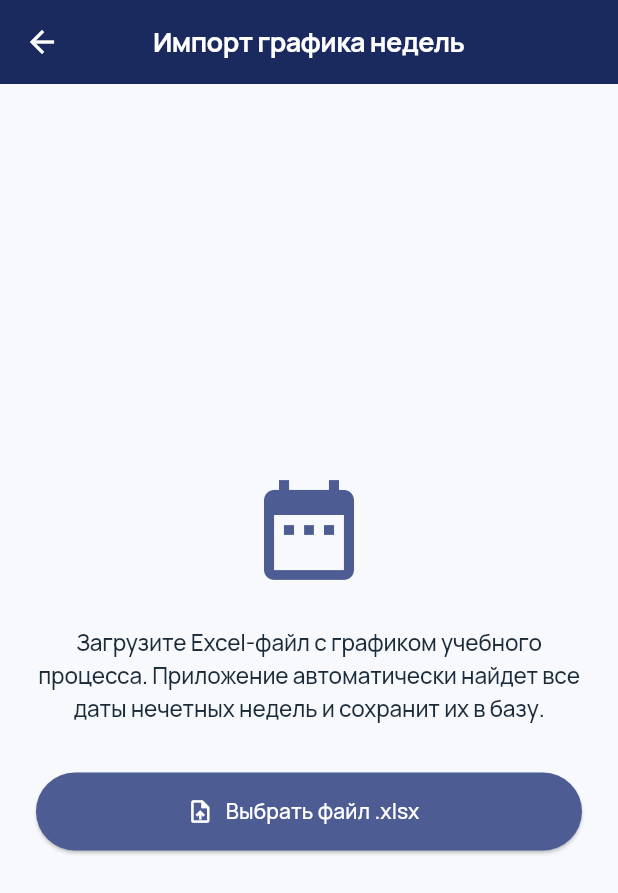
After one commit to iphone007156/campus_imi, a Flutter app: the AdminImportCalendarScreen screen opened directly, after a tap on "Выбрать файл .xlsx", on a phone screen of 412 x 824 dp. The commit adds this screen. Shown: the top 893 px of the screen. Run offline on Flutter 3.47's test engine with Material 3 defaults, Android fonts, the phone set to English and light mode, and no system bars; our stand-ins replace cloud_firestore, file_picker, firebase_auth, firebase_core, flutter_local_notifications, flutter_svg and 9 more; missing offline and left inert: excel, onesignal_flutter; accounts and stored records are empty; project files that could hold a hidden picture were left out.

Commit message:
feat: темная тема, импорт графика недель, фикс манифеста и правил Firestore

```diff
--- /dev/null
+++ b/lib/screens/admin_import_calendar_screen.dart
@@ -0,0 +1,135 @@
+import 'dart:io';
+import 'package:excel/excel.dart';
+import 'package:file_picker/file_picker.dart';
+import 'package:cloud_firestore/cloud_firestore.dart';
+import 'package:flutter/material.dart';
+
+class AdminImportCalendarScreen extends StatefulWidget {
+  const AdminImportCalendarScreen({super.key});
+
+  @override
+  State<AdminImportCalendarScreen> createState() => _AdminImportCalendarScreenState();
+}
+
+class _AdminImportCalendarScreenState extends State<AdminImportCalendarScreen> {
+  bool _isLoading = false;
+
+  Future<void> _pickAndUpload() async {
+    try {
+      FilePickerResult? result = await FilePicker.platform.pickFiles(
+        type: FileType.custom,
+        allowedExtensions: ['xlsx'],
+      );
+
+      if (result == null) return;
+      setState(() => _isLoading = true);
+
+      var bytes = File(result.files.single.path!).readAsBytesSync();
+      var excel = Excel.decodeBytes(bytes);
+
+      List<String> oddWeeks = [];
+
+      for (var table in excel.tables.keys) {
+        for (var row in excel.tables[table]!.rows) {
+          if (row.isEmpty || row[0]?.value == null) continue;
+
+          String cellValue = row[0]?.value.toString() ?? '';
+          if (cellValue.contains('Нечетные') || cellValue.trim().isEmpty) continue;
+
+          // Ищем даты формата DD.MM.YY или DD.MM.YYYY
+          RegExp dateRegex = RegExp(r'(\d{1,2})\.(\d{1,2})\.(\d{2,4})');
+          var match = dateRegex.firstMatch(cellValue);
+
+          if (match != null) {
+            String day = match.group(1)!.padLeft(2, '0');
+            String month = match.group(2)!.padLeft(2, '0');
+            String year = match.group(3)!;
+
+            if (year.length == 2) year = '20$year';
+            oddWeeks.add('$year-$month-$day');
+          }
+        }
+      }
+
+      if (oddWeeks.isNotEmpty) {
+        // Очищаем старые записи, чтобы не копились
+        final oldDocs = await FirebaseFirestore.instance.collection('semester_calendar').get();
+        for (var doc in oldDocs.docs) {
+          await doc.reference.delete();
+        }
+
+        // Сохраняем новый график
+        await FirebaseFirestore.instance.collection('semester_calendar').add({
+          'semester': '2026-2027_1',
+          'odd_weeks': oddWeeks,
+          'createdAt': FieldValue.serverTimestamp(),
+        });
+
+        if (mounted) {
+          ScaffoldMessenger.of(context).showSnackBar(
+            SnackBar(
+                content: Text('✅ График загружен! Найдено недель: ${oddWeeks.length}'),
+                backgroundColor: Colors.green
+            ),
+          );
+        }
+      } else {
+        if (mounted) {
+          ScaffoldMessenger.of(context).showSnackBar(
+            const SnackBar(
+                content: Text('❌ Даты не найдены. Проверьте файл.'),
+                backgroundColor: Colors.orange
+            ),
+          );
+        }
+      }
+    } catch (e) {
+      if (mounted) {
+        ScaffoldMessenger.of(context).showSnackBar(
+            SnackBar(content: Text('Ошибка: $e'), backgroundColor: Colors.red)
+        );
+      }
+    } finally {
+      if (mounted) setState(() => _isLoading = false);
+    }
+  }
+
+  @override
+  Widget build(BuildContext context) {
+    final theme = Theme.of(context);
+    return Scaffold(
+      appBar: AppBar(title: const Text('Импорт графика недель')),
+      backgroundColor: theme.scaffoldBackgroundColor,
+      body: Center(
+        child: _isLoading
+            ? const CircularProgressIndicator()
+            : Padding(
+          padding: const EdgeInsets.all(24.0),
+          child: Column(
+            mainAxisAlignment: MainAxisAlignment.center,
+            children: [
+              Icon(Icons.date_range, size: 80, color: theme.colorScheme.primary),
+              const SizedBox(height: 24),
+              Text(
+                'Загрузите Excel-файл с графиком учебного процесса. Приложение автоматически найдет все даты нечетных недель и сохранит их в базу.',
+                textAlign: TextAlign.center,
+                style: theme.textTheme.bodyMedium,
+              ),
+              const SizedBox(height: 32),
+              ElevatedButton.icon(
+                onPressed: _pickAndUpload,
+                style: ElevatedButton.styleFrom(
+                  minimumSize: const Size.fromHeight(52),
+                  backgroundColor: theme.colorScheme.primary,
+                  foregroundColor: Colors.white,
+                ),
+                icon: const Icon(Icons.upload_file),
+                label: const Text('Выбрать файл .xlsx'),
+              ),
+            ],
+          ),
+        ),
+      ),
+    );
+  }
+}
--- a/pubspec.yaml
+++ b/pubspec.yaml
@@ -14,6 +14,7 @@ dependencies:
     sdk: flutter
 
   cupertino_icons: ^1.0.6
+
   image_picker: ^1.2.3
   firebase_core: ^3.15.2
   firebase_auth: ^5.7.0
```
Also changed, not shown: lib/screens/admin_home_screen.dart (+14 -8 lines), lib/screens/schedule_screen.dart (+109 -197 lines), pubspec.lock, 5 other files.
